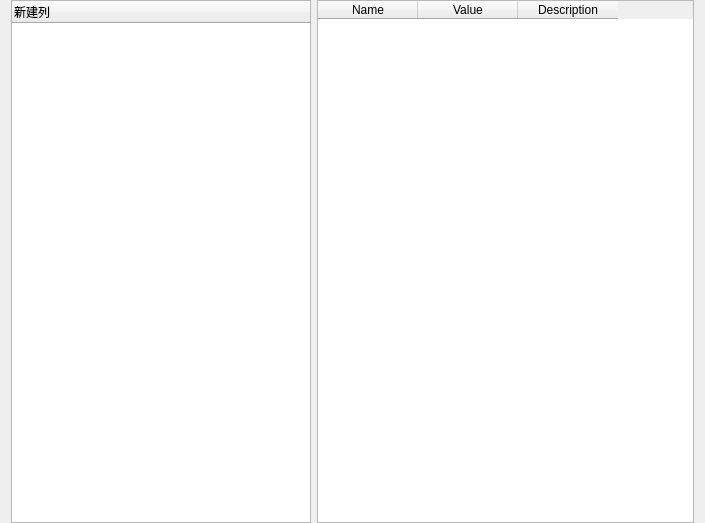
The window that src/peinfo.ui (qinghua921/retools) describes before a commit, drawn with Qt 5.
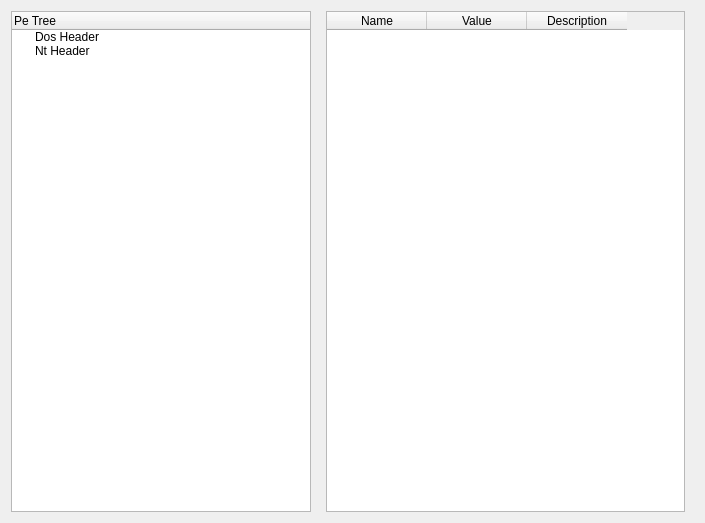
The same window after the commit. The open tabs and pages were chosen to show the change.

The edit to the form file:
```diff
--- a/src/peinfo.ui
+++ b/src/peinfo.ui
@@ -13,14 +13,6 @@
   <property name="windowTitle">
    <string>Form</string>
   </property>
-  <layout class="QHBoxLayout" name="horizontalLayout_2">
-   <property name="topMargin">
-    <number>0</number>
-   </property>
-   <property name="bottomMargin">
-    <number>0</number>
-   </property>
-   <item>
     <layout class="QHBoxLayout" name="horizontalLayout">
      <item>
       <widget class="QTreeWidget" name="treeWidget">
@@ -36,13 +28,36 @@
          <height>16777215</height>
         </size>
        </property>
+     <property name="headerHidden">
+      <bool>false</bool>
+     </property>
        <column>
         <property name="text">
-         <string>新建列</string>
-        </property>
-       </column>
-      </widget>
-     </item>
+       <string>Pe Tree</string>
+      </property>
+     </column>
+     <item>
+      <property name="text">
+       <string>Dos Header</string>
+      </property>
+     </item>
+     <item>
+      <property name="text">
+       <string>Nt Header</string>
+      </property>
+     </item>
+    </widget>
+   </item>
+   <item>
+    <widget class="QStackedWidget" name="yemian">
+     <widget class="QWidget" name="dos_header_ye">
+      <layout class="QHBoxLayout" name="horizontalLayout_2">
+       <property name="topMargin">
+        <number>0</number>
+       </property>
+       <property name="bottomMargin">
+        <number>0</number>
+       </property>
      <item>
       <widget class="QTableWidget" name="dos_header_biaoge">
        <column>
@@ -63,6 +78,37 @@
       </widget>
      </item>
     </layout>
+     </widget>
+     <widget class="QWidget" name="nt_header_ye">
+      <layout class="QHBoxLayout" name="horizontalLayout_3">
+       <property name="topMargin">
+        <number>0</number>
+       </property>
+       <property name="bottomMargin">
+        <number>0</number>
+       </property>
+       <item>
+        <widget class="QTableWidget" name="nt_header_biaoge">
+         <column>
+          <property name="text">
+           <string>Name</string>
+          </property>
+         </column>
+         <column>
+          <property name="text">
+           <string>Value</string>
+          </property>
+         </column>
+         <column>
+          <property name="text">
+           <string>Description</string>
+          </property>
+         </column>
+        </widget>
+       </item>
+      </layout>
+     </widget>
+    </widget>
    </item>
   </layout>
  </widget>
```
Left out of the diff: 2 changed lines with no effect on the pictures. Lines whose indentation alone changed are shown as unchanged.
